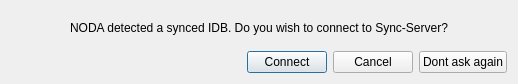
Qt form code/client/ui/forms/UiConnectPromt.ui (Force67/equilibrium) before a commit.
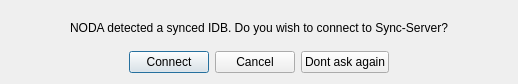
The same form after that commit. Icons and pictures are not drawn.

The edit to the form file:
```diff
--- a/code/client/ui/forms/UiConnectPromt.ui
+++ b/code/client/ui/forms/UiConnectPromt.ui
@@ -33,7 +33,7 @@
        </property>
        <property name="sizeHint" stdset="0">
         <size>
-         <width>40</width>
+         <width>30</width>
          <height>20</height>
         </size>
        </property>
@@ -63,6 +63,19 @@
        </property>
       </widget>
      </item>
+     <item>
+      <spacer name="spacerRight">
+       <property name="orientation">
+        <enum>Qt::Horizontal</enum>
+       </property>
+       <property name="sizeHint" stdset="0">
+        <size>
+         <width>40</width>
+         <height>20</height>
+        </size>
+       </property>
+      </spacer>
+     </item>
     </layout>
    </item>
   </layout>
```
Left out of the diff: 16 changed lines with no effect on the pictures.
